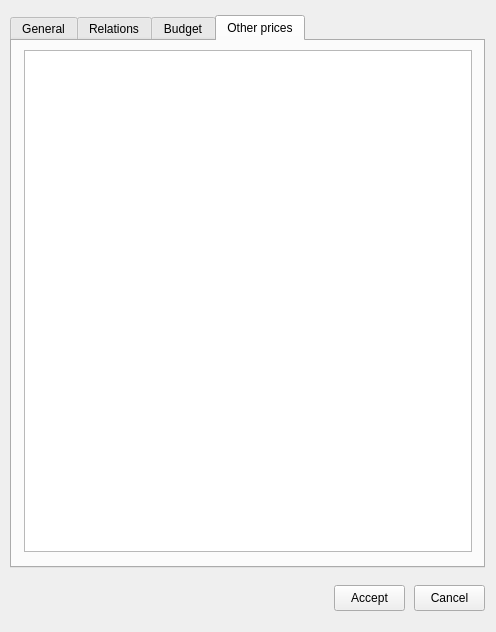
Above: ui/plan_psector.ui from Giswater/giswater_qgis_plugin before the change. Below: the same form after it.
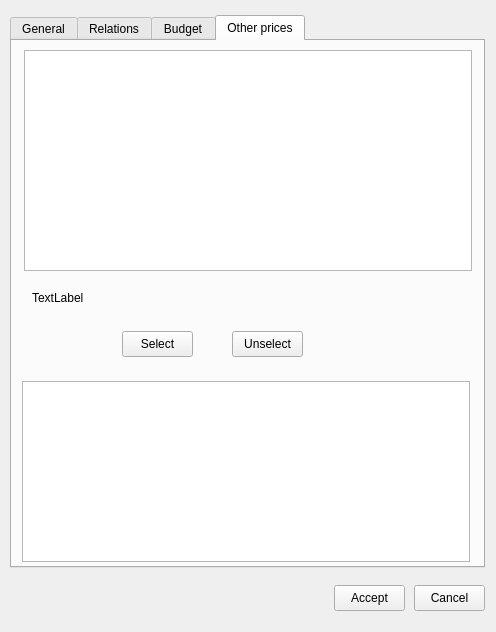
That is the form after the change. Icons and pictures are not drawn.

Diff of the .ui file:
```diff
--- a/ui/plan_psector.ui
+++ b/ui/plan_psector.ui
@@ -1469,10 +1469,59 @@
        <x>12</x>
        <y>9</y>
        <width>448</width>
-       <height>502</height>
+       <height>221</height>
       </rect>
      </property>
     </widget>
+    <widget class="QTableView" name="selected_rows">
+     <property name="geometry">
+      <rect>
+       <x>10</x>
+       <y>340</y>
+       <width>448</width>
+       <height>181</height>
+      </rect>
+     </property>
+    </widget>
+    <widget class="QPushButton" name="btn_select">
+     <property name="geometry">
+      <rect>
+       <x>110</x>
+       <y>290</y>
+       <width>71</width>
+       <height>26</height>
+      </rect>
+     </property>
+     <property name="text">
+      <string>Select</string>
+     </property>
+    </widget>
+    <widget class="QPushButton" name="btn_unselect">
+     <property name="geometry">
+      <rect>
+       <x>220</x>
+       <y>290</y>
+       <width>71</width>
+       <height>26</height>
+      </rect>
+     </property>
+     <property name="text">
+      <string>Unselect</string>
+     </property>
+    </widget>
+    <widget class="QLabel" name="label">
+     <property name="geometry">
+      <rect>
+       <x>20</x>
+       <y>236</y>
+       <width>431</width>
+       <height>41</height>
+      </rect>
+     </property>
+     <property name="text">
+      <string>TextLabel</string>
+     </property>
+    </widget>
    </widget>
   </widget>
   <widget class="QPushButton" name="btn_accept">
```
Left out of the diff: 38 changed lines with no effect on the pictures.
